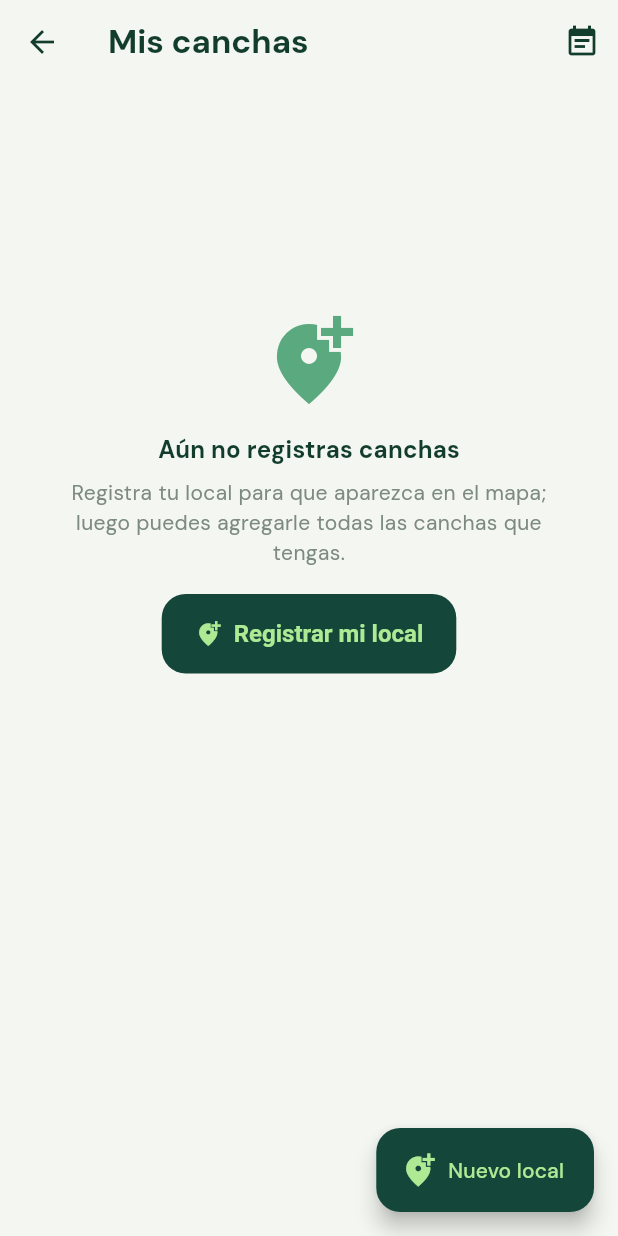
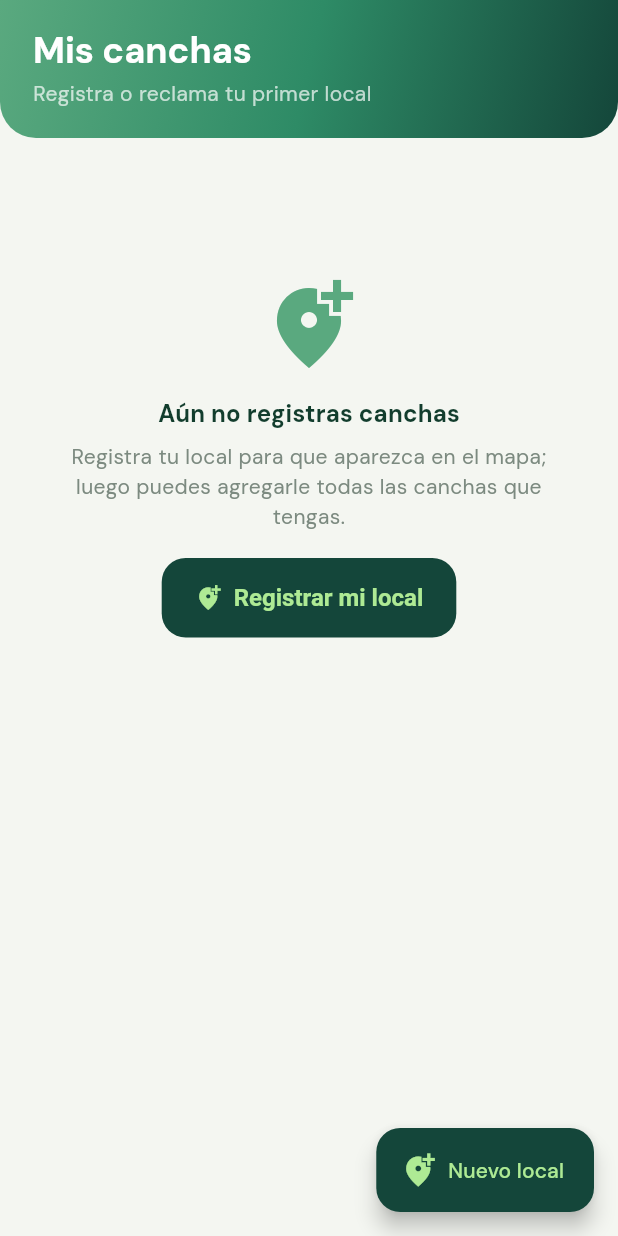
Before and after one commit to dcalagua/canchas-app-lima, a Flutter app: the MisCanchasScreen screen opened directly, on a phone screen of 412 x 824 dp. Run offline on Flutter 3.47's test engine with Material 3 defaults, Android fonts, the phone set to English and light mode, and no system bars; our stand-ins replace font_awesome_flutter, geocoding, geolocator, google_fonts, google_maps_flutter, google_sign_in and 3 more; accounts and stored records are empty; network calls fail.

Commit message:
Panel del dueño unificado (fase 1): Mis canchas dentro del panel
- HomeShell ahora es el Panel del Dueño con tabs: Mis canchas (real) ·
  Agenda · Reservas (reales) · Reportes · Cuenta. Reemplaza las pestañas
  demo Horarios/Reservas por las reales.
- Mis canchas: header premium en degradado sage (igual que Agenda), sin
  AppBar; el acceso a Reservas ahora es pestaña.
- Menú: 'Soy dueño' y 'Mis canchas' abren el MISMO panel; el panel se
  gatea con login de Google (Mis canchas usa dueno == tu correo), no con
  la sesión demo del club.

Agenda/Reportes siguen con datos demo (fase 2 los pasa a datos reales).

Co-Authored-By: Claude Opus 4.8 (1M context) <noreply@anthropic.com>
Claude-Session: https://claude.ai/code/session_017fg7ijXuZRX6jvFjZELf83

```diff
--- a/lib/screens/mis_canchas_screen.dart
+++ b/lib/screens/mis_canchas_screen.dart
@@ -7,7 +7,6 @@ import '../theme.dart';
 import 'agregar_cancha_screen.dart';
 import 'editar_cancha_screen.dart';
 import 'registrar_cancha_screen.dart';
-import 'reservas_dueno_screen.dart';
 
 /// Canchas del dueño agrupadas por LOCAL (un local = varias canchas, posibles
 /// de distintos deportes). Cada local permite agregar más canchas y editar las
@@ -32,18 +31,6 @@ class _MisCanchasScreenState extends State<MisCanchasScreen> {
   Widget build(BuildContext context) {
     return Scaffold(
       backgroundColor: papel,
-      appBar: AppBar(
-        title: const Text('Mis canchas'),
-        actions: [
-          IconButton(
-            tooltip: 'Reservas',
-            icon: const Icon(Icons.event_note),
-            onPressed: () => Navigator.of(context).push(
-              MaterialPageRoute(builder: (_) => const ReservasDuenoScreen()),
-            ),
-          ),
-        ],
-      ),
       floatingActionButton: FloatingActionButton.extended(
         backgroundColor: pino,
         foregroundColor: lima,
@@ -59,10 +46,16 @@ class _MisCanchasScreenState extends State<MisCanchasScreen> {
           final canchas = appState.misCanchas;
           final hayPendientes = canchas.any((c) => c.pendienteVerificacion);
           final locales = Club.agrupar(canchas);
-          return RefreshIndicator(
+          return Column(
+            children: [
+              _HeaderMisCanchas(
+                  nLocales: locales.length, nCanchas: canchas.length),
+              Expanded(
+                child: RefreshIndicator(
                   onRefresh: () => appState.sincronizarPropiedades(),
                   child: canchas.isEmpty
-                ? ListView(children: const [SizedBox(height: 120), _Vacio()])
+                      ? ListView(
+                          children: const [SizedBox(height: 60), _Vacio()])
                       : ListView(
                           padding: const EdgeInsets.fromLTRB(18, 16, 18, 90),
                           children: [
@@ -76,8 +69,52 @@ class _MisCanchasScreenState extends State<MisCanchasScreen> {
                             ],
                           ],
                         ),
+                ),
+              ),
+            ],
           );
         },
+      ),
+    );
+  }
+}
+
+/// Header premium (degradado sage) del panel "Mis canchas", igual que la Agenda.
+class _HeaderMisCanchas extends StatelessWidget {
+  const _HeaderMisCanchas({required this.nLocales, required this.nCanchas});
+  final int nLocales;
+  final int nCanchas;
+
+  @override
+  Widget build(BuildContext context) {
+    final t = Theme.of(context).textTheme;
+    return Container(
+      width: double.infinity,
+      padding: EdgeInsets.fromLTRB(
+          22, 18 + MediaQuery.of(context).padding.top, 22, 20),
+      decoration: const BoxDecoration(
+        gradient: LinearGradient(
+          begin: Alignment.topLeft,
+          end: Alignment.bottomRight,
+          colors: [sage, verde, bosque],
+        ),
+        borderRadius: BorderRadius.vertical(bottom: Radius.circular(24)),
+      ),
+      child: Column(
+        crossAxisAlignment: CrossAxisAlignment.start,
+        children: [
+          Text('Mis canchas',
+              style: t.headlineSmall
+                  ?.copyWith(color: Colors.white, fontWeight: FontWeight.w700)),
+          const SizedBox(height: 2),
+          Text(
+            nCanchas == 0
+                ? 'Registra o reclama tu primer local'
+                : '$nLocales ${nLocales == 1 ? 'local' : 'locales'} · '
+                    '$nCanchas ${nCanchas == 1 ? 'cancha' : 'canchas'}',
+            style: t.bodyMedium?.copyWith(color: Colors.white70),
+          ),
+        ],
       ),
     );
   }
```
Also changed, not shown: lib/screens/explorar_home_screen.dart (+13 -12 lines), lib/screens/home_shell.dart (+17 -12 lines). Lines whose indentation alone changed are shown as unchanged.
